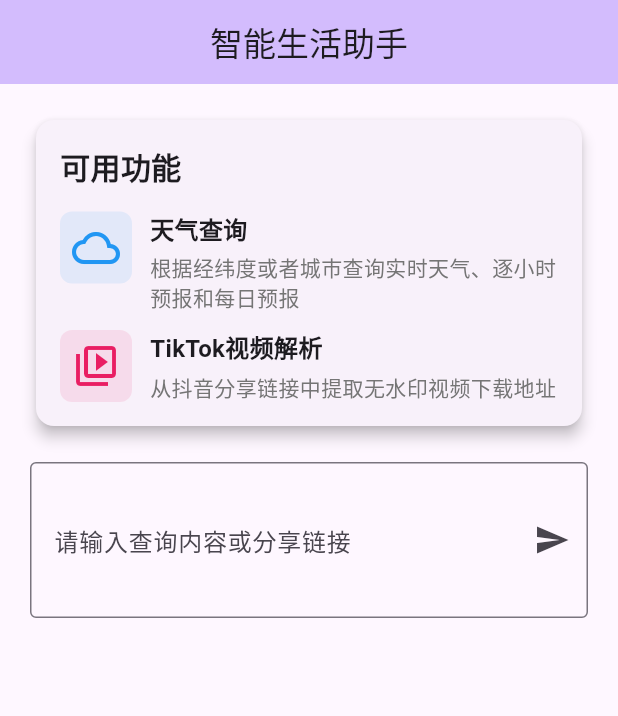
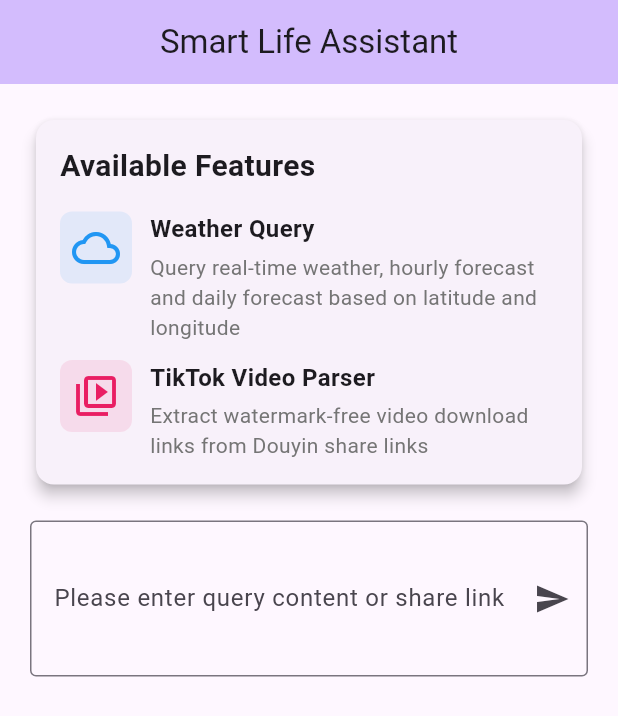
Before and after one commit to jingluoguo/smart_life_assistant, a Flutter app: the screen it shows after launch, on a phone screen of 412 x 824 dp. Shown: the top 716 px of the screen. Run offline on Flutter 3.47's test engine with Material 3 defaults, Android fonts, the phone set to English and light mode, and no system bars; our stand-ins replace dio, flutter_i18n, get, shared_preferences; missing offline and left inert: dart_jsonwebtoken.

Commit message:
多语言

```diff
--- /dev/null
+++ b/assets/i18n/en.json
@@ -0,0 +1,20 @@
+{
+  "menu": {
+    "cut": "Cut",
+    "copy": "Copy",
+    "paste": "Paste",
+    "selectAll": "Select All"
+  },
+  "app": {
+    "title": "Smart Life Assistant",
+    "features": "Available Features",
+    "weather": "Weather Query",
+    "weatherDescription": "Query real-time weather, hourly forecast and daily forecast based on latitude and longitude",
+    "tiktok": "TikTok Video Parser",
+    "tiktokDescription": "Extract watermark-free video download links from Douyin share links",
+    "inputLabel": "Please enter query content or share link",
+    "resultTitle": "Processing Result",
+    "loading": "Processing...",
+    "failed": "Processing failed: {error}"
+  }
+}
--- /dev/null
+++ b/devtools_options.yaml
@@ -0,0 +1,3 @@
+description: This file stores settings for Dart & Flutter DevTools.
+documentation: https://docs.flutter.dev/tools/devtools/extensions#configure-extension-enablement-states
+extensions:
--- /dev/null
+++ b/lib/core/utils/common_util.dart
@@ -0,0 +1,18 @@
+import 'package:flutter/material.dart';
+import 'package:flutter_i18n/flutter_i18n.dart';
+import 'package:get/get.dart';
+
+String i18n(
+  String key, {
+  BuildContext? context,
+  String? fallbackKey,
+  Map<String, String>? translationParams,
+}) {
+  if (Get.context == null) return fallbackKey ?? key;
+  return FlutterI18n.translate(
+    Get.context!,
+    key,
+    fallbackKey: fallbackKey ?? key,
+    translationParams: translationParams,
+  );
+}
--- /dev/null
+++ b/lib/core/value/constant.dart
@@ -0,0 +1,3 @@
+class Constant {
+  static const String appLanguageKey = "APP_LANGUAGE";
+}
--- a/lib/main.dart
+++ b/lib/main.dart
@@ -1,11 +1,16 @@
 import 'dart:async' as runtime;
 import 'dart:core';
+import 'dart:ui';
 
 import 'package:flutter/foundation.dart';
 import 'package:flutter/gestures.dart';
 import 'package:flutter/material.dart';
 import 'package:flutter/services.dart';
+import 'package:flutter_i18n/flutter_i18n.dart';
+import 'package:flutter_i18n/loaders/decoders/json_decode_strategy.dart';
+import 'package:flutter_localizations/flutter_localizations.dart';
 import 'package:get/get.dart';
+import 'package:smart_life_assistant/core/utils/common_util.dart';
 import 'package:url_launcher/url_launcher.dart';
 import 'package:smart_life_assistant/data/service/function_call_service.dart';
 
@@ -25,7 +30,30 @@
   Widget build(BuildContext context) {
     return GetMaterialApp(
       debugShowCheckedModeBanner: false,
-      title: '智能生活助手',
+      title: i18n('app.title'),
+      localizationsDelegates: [
+        FlutterI18nDelegate(
+          translationLoader: FileTranslationLoader(
+            basePath: 'assets/i18n',
+            useCountryCode: false,
+            decodeStrategies: [JsonDecodeStrategy()],
+          ),
+        ),
+        GlobalMaterialLocalizations.delegate,
+        GlobalWidgetsLocalizations.delegate,
+        GlobalCupertinoLocalizations.delegate,
+      ],
+      supportedLocales: [Locale('en'), Locale('zh')],
+      localeResolutionCallback: (locale, supportedLocales) {
+        // 尝试匹配用户的首选语言
+        for (var supportedLocale in supportedLocales) {
+          if (supportedLocale.languageCode == locale?.languageCode) {
+            return supportedLocale;
+          }
+        }
+        // 如果没有匹配的，使用默认语言
+        return supportedLocales.first;
+      },
       theme: ThemeData(
         colorScheme: ColorScheme.fromSeed(seedColor: Colors.deepPurple),
       ),
@@ -165,7 +193,7 @@
 
     setState(() {
       _isLoading = true;
-      _result = '正在处理...';
+      _result = i18n('app.loading');
     });
 
     try {
@@ -177,7 +205,10 @@
       });
     } catch (e) {
       setState(() {
-        _result = '处理失败：$e';
+        _result = i18n(
+          'app.failed',
+          translationParams: {'error': e.toString()},
+        );
       });
     } finally {
       setState(() {
@@ -191,7 +222,7 @@
     return Scaffold(
       appBar: AppBar(
         backgroundColor: Theme.of(context).colorScheme.inversePrimary,
-        title: const Text('智能生活助手'),
+        title: Text(i18n('app.title')),
         centerTitle: true,
       ),
       body: Padding(
@@ -207,9 +238,9 @@
                 child: Column(
                   crossAxisAlignment: CrossAxisAlignment.start,
                   children: [
-                    const Text(
-                      '可用功能',
-                      style: TextStyle(
+                    Text(
+                      i18n('app.features'),
+                      style: const TextStyle(
                         fontSize: 20,
                         fontWeight: FontWeight.bold,
                       ),
@@ -217,15 +248,15 @@
                     const SizedBox(height: 16),
                     _buildFeatureCard(
                       icon: Icons.cloud_outlined,
-                      title: '天气查询',
-                      description: '根据经纬度或者城市查询实时天气、逐小时预报和每日预报',
+                      title: i18n('app.weather'),
+                      description: i18n('app.weatherDescription'),
                       color: Colors.blue,
                     ),
                     const SizedBox(height: 12),
                     _buildFeatureCard(
                       icon: Icons.video_library_outlined,
-                      title: 'TikTok视频解析',
-                      description: '从抖音分享链接中提取无水印视频下载地址',
+                      title: i18n('app.tiktok'),
+                      description: i18n('app.tiktokDescription'),
                       color: Colors.pink,
                     ),
                   ],
@@ -237,7 +268,7 @@
             TextField(
               controller: _inputController,
               decoration: InputDecoration(
-                labelText: '请输入查询内容或分享链接',
+                labelText: i18n('app.inputLabel'),
                 border: const OutlineInputBorder(),
                 suffixIcon:
                     _isLoading
@@ -260,8 +291,8 @@
                     child: Column(
                       crossAxisAlignment: CrossAxisAlignment.start,
                       children: [
-                        const Text(
-                          '处理结果',
+                        Text(
+                          i18n('app.resultTitle'),
                           style: TextStyle(
                             fontSize: 18,
                             fontWeight: FontWeight.bold,
```
Also changed, not shown: assets/i18n/zh.json (added, +20 -0 lines), lib/data/service/setting_service.dart (added, +48 -0 lines), pubspec.yaml (+6 -1 lines), pubspec.lock.
